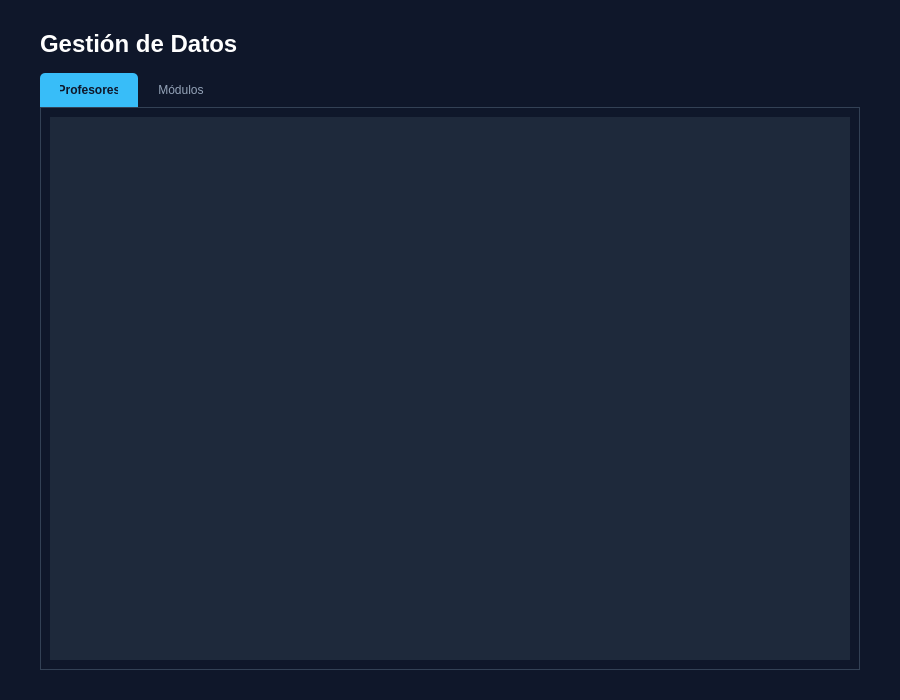
The window that ui/pages/pagina_gestion.ui (moramirete/generadorHorarios) describes before a commit, drawn with Qt 5.
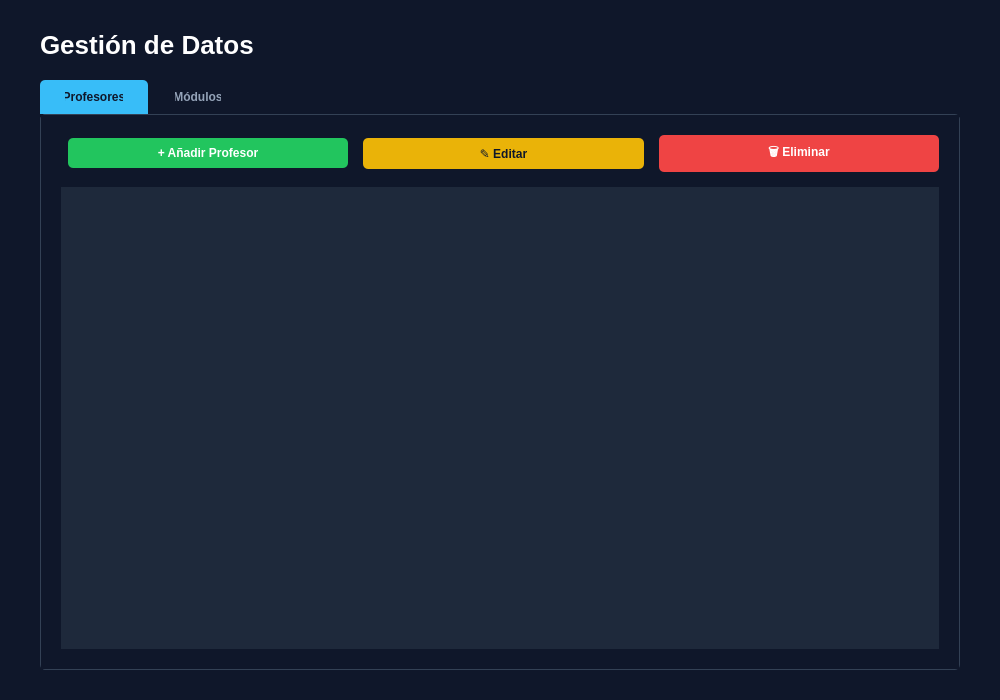
The same window after the commit.

Commit message: Gestión de datos - Profesores

What changed in the file:
```diff
--- a/ui/pages/pagina_gestion.ui
+++ b/ui/pages/pagina_gestion.ui
@@ -2,43 +2,70 @@
 <ui version="4.0">
  <class>Form</class>
  <widget class="QWidget" name="Form">
-  <property name="geometry">
-   <rect><x>0</x><y>0</y><width>900</width><height>700</height></rect>
-  </property>
-  <property name="styleSheet">
-   <string>QWidget { background-color: #0f172a; color: white; }</string>
-  </property>
+  <property name="geometry"><rect><x>0</x><y>0</y><width>1000</width><height>700</height></rect></property>
+  <property name="styleSheet"><string>QWidget { background-color: #0f172a; color: white; font-family: 'Segoe UI'; }</string></property>
   <layout class="QVBoxLayout" name="verticalLayout">
-   <property name="spacing"><number>15</number></property>
-   <property name="leftMargin"><number>40</number></property>
-   <property name="topMargin"><number>30</number></property>
-   <property name="rightMargin"><number>40</number></property>
-   <property name="bottomMargin"><number>30</number></property>
+   <property name="spacing"><number>20</number></property>
+   <property name="leftMargin"><number>40</number></property><property name="topMargin"><number>30</number></property><property name="rightMargin"><number>40</number></property><property name="bottomMargin"><number>30</number></property>
    
-   <item>
-    <widget class="QLabel" name="labelTitle">
-     <property name="text"><string>Gestión de Datos</string></property>
-     <property name="styleSheet"><string>font-size: 24px; font-weight: bold; color: white;</string></property>
-    </widget>
-   </item>
+   <item><widget class="QLabel" name="labelTitle"><property name="text"><string>Gestión de Datos</string></property><property name="styleSheet"><string>font-size: 26px; font-weight: bold; color: white;</string></property></widget></item>
    
    <item>
     <widget class="QTabWidget" name="tabGestion">
      <property name="styleSheet">
        <string>
-         QTabWidget::pane { border: 1px solid #334155; background: #1e293b; }
-         QTabBar::tab { background: #0f172a; color: #94a3b8; padding: 10px 20px; border-top-left-radius: 5px; border-top-right-radius: 5px; }
+         QTabWidget::pane { border: 1px solid #334155; background: #1e293b; border-radius: 5px; }
+         QTabBar::tab { background: #0f172a; color: #94a3b8; padding: 10px 25px; border-top-left-radius: 5px; border-top-right-radius: 5px; margin-right: 2px; font-weight: 500; }
          QTabBar::tab:selected { background: #38bdf8; color: #0f172a; font-weight: bold; }
        </string>
      </property>
+     
      <widget class="QWidget" name="tabProfesores">
       <attribute name="title"><string>Profesores</string></attribute>
       <layout class="QVBoxLayout" name="vl_profes">
+       <property name="spacing"><number>15</number></property>
+       <property name="leftMargin"><number>20</number></property><property name="topMargin"><number>20</number></property><property name="rightMargin"><number>20</number></property><property name="bottomMargin"><number>20</number></property>
+       
+       <item>
+        <layout class="QHBoxLayout" name="layoutBotonesProfe">
+         <item><spacer name="hs_1"><property name="orientation"><enum>Qt::Horizontal</enum></property></spacer></item>
+         <item>
+          <widget class="QPushButton" name="btnAddProfe">
+           <property name="text"><string>+ Añadir Profesor</string></property>
+           <property name="cursor"><cursorShape>PointingHandCursor</cursorShape></property>
+           <property name="styleSheet"><string>QPushButton { background-color: #22c55e; color: white; font-weight: bold; padding: 8px 15px; border-radius: 5px; } QPushButton:hover { background-color: #16a34a; }</string></property>
+          </widget>
+         </item>
+         <item>
+          <widget class="QPushButton" name="btnEditProfe">
+           <property name="text"><string>✎ Editar</string></property>
+           <property name="cursor"><cursorShape>PointingHandCursor</cursorShape></property>
+           <property name="styleSheet"><string>QPushButton { background-color: #eab308; color: #0f172a; font-weight: bold; padding: 8px 15px; border-radius: 5px; } QPushButton:hover { background-color: #ca8a04; }</string></property>
+          </widget>
+         </item>
+         <item>
+          <widget class="QPushButton" name="btnDelProfe">
+           <property name="text"><string>🗑 Eliminar</string></property>
+           <property name="cursor"><cursorShape>PointingHandCursor</cursorShape></property>
+           <property name="styleSheet"><string>QPushButton { background-color: #ef4444; color: white; font-weight: bold; padding: 8px 15px; border-radius: 5px; } QPushButton:hover { background-color: #dc2626; }</string></property>
+          </widget>
+         </item>
+        </layout>
+       </item>
+
        <item>
         <widget class="QTableWidget" name="tablaProfesores">
          <property name="styleSheet">
-           <string>QTableWidget { background-color: #1e293b; color: white; border: none; gridline-color: #334155; }</string>
+           <string>
+             QTableWidget { background-color: #1e293b; border: none; gridline-color: #334155; color: #f1f5f9; font-size: 13px; selection-background-color: #3b82f6; selection-color: white; }
+             QHeaderView::section { background-color: #0f172a; color: #94a3b8; padding: 8px; border: none; font-weight: bold; border-bottom: 2px solid #334155; }
+             QTableWidget::item { padding: 5px; }
+           </string>
          </property>
+         <property name="editTriggers"><set>QAbstractItemView::NoEditTriggers</set></property>
+         <property name="selectionBehavior"><enum>QAbstractItemView::SelectRows</enum></property>
+         <property name="selectionMode"><enum>QAbstractItemView::SingleSelection</enum></property>
+         <property name="showGrid"><bool>true</bool></property>
         </widget>
        </item>
       </layout>
```
Left out of the diff: 8 changed lines with no effect on the pictures. The commit also changes 7 other files.
